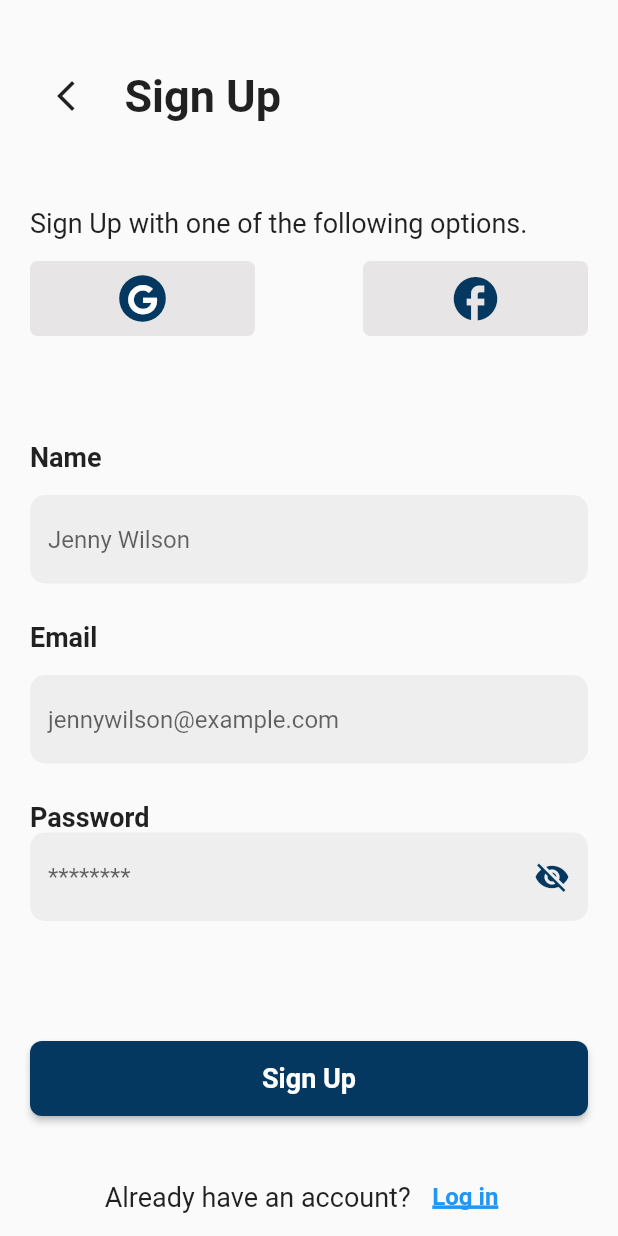
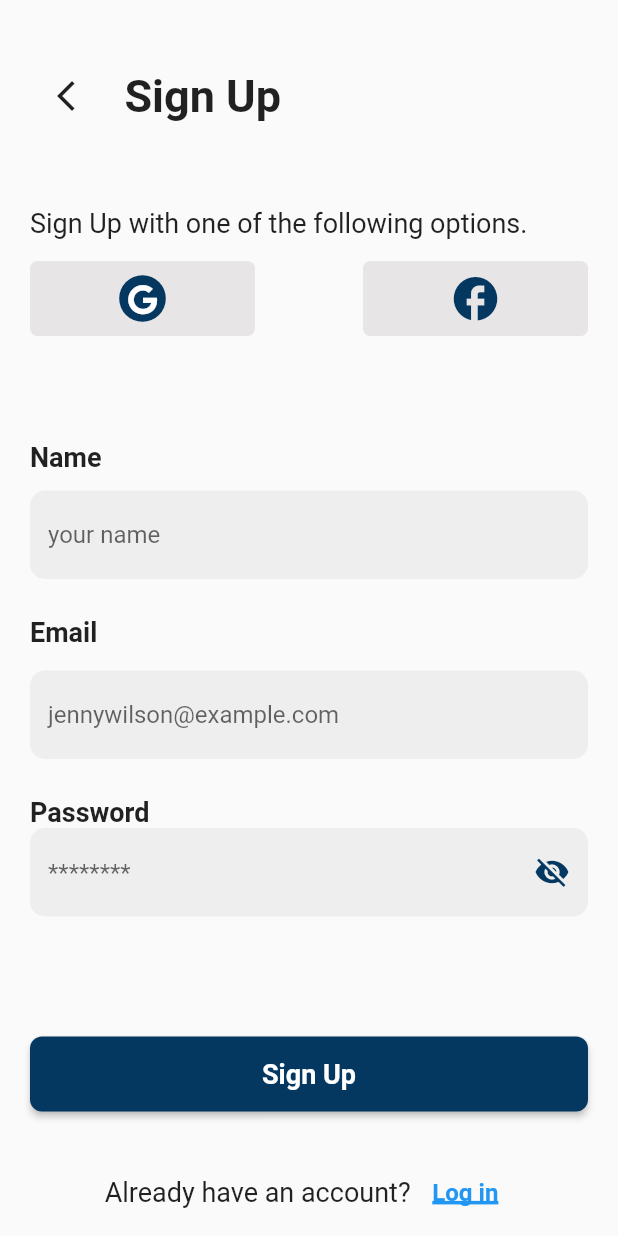
Before and after one commit to DwhizZ/DemoSignUpPage, a Flutter app: the screen it shows after launch, on a phone screen of 412 x 824 dp. Run offline on Flutter 3.47's test engine with Material 2 defaults, Android fonts, the phone set to English and light mode, and no system bars; our stand-ins replace font_awesome_flutter.

Commit message:
complete the TODOs

```diff
--- /dev/null
+++ b/lib/src/global_widgets/app_text_field.dart
@@ -0,0 +1,75 @@
+// TODO: extract the text fields to this file
+
+import 'package:flutter/material.dart';
+import 'package:login_pages/src/config/themes/app_styles.dart';
+
+class AppTextField extends StatefulWidget {
+  const AppTextField({
+    super.key,
+    required this.controller,
+    required this.hintText,
+    required this.isPasswordVisible,
+    required this.label,
+  });
+
+  final TextEditingController controller;
+  final String hintText, label;
+  final bool isPasswordVisible;
+
+  @override
+  State<AppTextField> createState() => _AppTextFieldState();
+}
+
+class _AppTextFieldState extends State<AppTextField> {
+  late bool isPasswordVisible;
+
+  // TODO: override initstate
+  @override
+  void initState() {
+    isPasswordVisible = widget.isPasswordVisible;
+    super.initState();
+  }
+
+  @override
+  Widget build(BuildContext context) {
+    return Column(
+      crossAxisAlignment: CrossAxisAlignment.start,
+      children: [
+        Padding(
+          padding: const EdgeInsets.only(bottom: 12.0),
+          child: Text(widget.label, style: AppStyles.subHeaderStyle),
+        ),
+        TextField(
+          controller: widget.controller,
+          obscureText:
+              widget.isPasswordVisible && widget.hintText == '********',
+          decoration: InputDecoration(
+            hintText: widget.hintText,
+            suffixIcon: widget.hintText == '********'
+                ? IconButton(
+                    icon: Icon(
+                      widget.isPasswordVisible
+                          ? Icons.visibility
+                          : Icons.visibility_off,
+                      color: const Color.fromARGB(255, 5, 56, 97),
+                    ),
+                    onPressed: () {
+                      setState(
+                        () {
+                          isPasswordVisible = !isPasswordVisible;
+                        },
+                      );
+                    },
+                  )
+                : null,
+            filled: true,
+            fillColor: Colors.grey[200],
+            border: OutlineInputBorder(
+                borderRadius: BorderRadius.circular(10.0),
+                borderSide: BorderSide.none),
+          ),
+        ),
+      ],
+    );
+  }
+}
--- a/lib/src/pages/page1/sign_up.dart
+++ b/lib/src/pages/page1/sign_up.dart
@@ -1,6 +1,7 @@
 import 'package:flutter/material.dart';
 import 'package:font_awesome_flutter/font_awesome_flutter.dart';
 import 'package:login_pages/src/config/themes/app_styles.dart';
+import 'package:login_pages/src/global_widgets/app_text_field.dart';
 import 'package:login_pages/src/pages/page1/components/my_text_fields.dart';
 import 'package:login_pages/src/pages/page1/components/sign_button.dart';
 
@@ -51,8 +52,10 @@ class _SignUpState extends State<SignUp> {
                           borderRadius: BorderRadius.circular(5),
                           color: const Color.fromARGB(255, 231, 229, 229)),
                       child: Container(
-                        decoration: const BoxDecoration(shape: BoxShape.circle,
-                        color: Color.fromARGB(255, 5, 56, 97), ),
+                        decoration: const BoxDecoration(
+                          shape: BoxShape.circle,
+                          color: Color.fromARGB(255, 5, 56, 97),
+                        ),
                         padding: const EdgeInsets.all(6),
                         child: const FaIcon(
                           FontAwesomeIcons.google,
@@ -77,12 +80,12 @@ class _SignUpState extends State<SignUp> {
                   ],
                 ),
                 const SizedBox(height: 70),
-                const Text('Name', style: AppStyles.subHeaderStyle),
-                const SizedBox(height: 15),
-                MyTextFields(
-                    controller: nameController,
-                    hintText: 'Jenny Wilson',
-                    isPasswordVisible: false),
+                AppTextField(
+                  controller: nameController,
+                  hintText: "your name",
+                  isPasswordVisible: isPasswordVisible,
+                  label: "Name",
+                ),
                 const SizedBox(height: 25),
                 const Text('Email', style: AppStyles.subHeaderStyle),
                 const SizedBox(height: 15),
```
